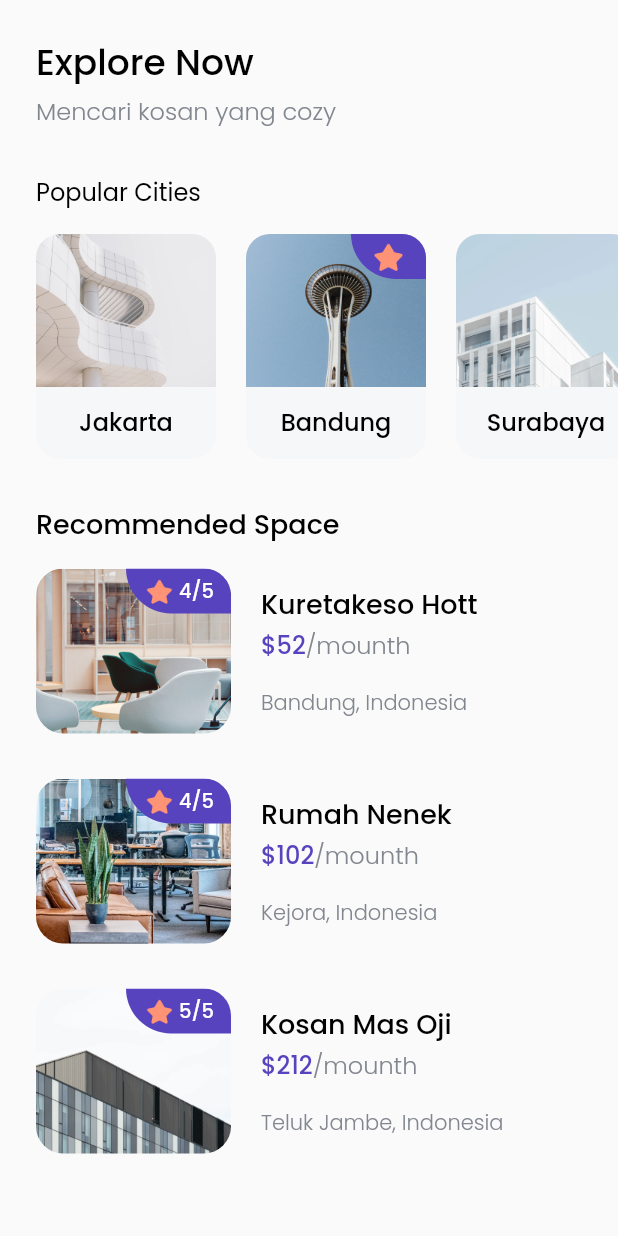
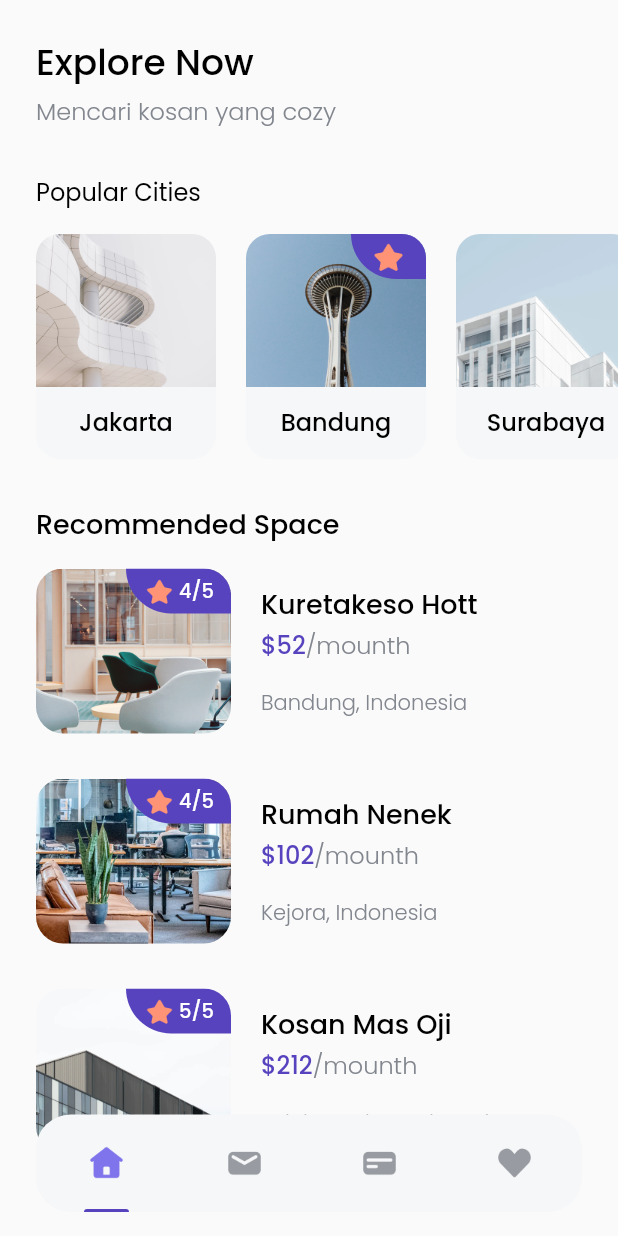
Before and after one commit to Bintaaaa/ui_finding_rent_house, a Flutter app: the screen it shows after launch, after a tap on "Explore Now", on a phone screen of 412 x 824 dp. Run offline on Flutter 3.47's test engine with Material 2 defaults, Android fonts, the phone set to English and light mode, and no system bars; our stand-ins replace google_fonts.

Commit message:
botton navbar

```diff
--- /dev/null
+++ b/lib/model/guidance.dart
@@ -0,0 +1,6 @@
+class Guidance{
+  String title;
+  String status;
+  String imgUrl;
+  Guidance(this.title,this.status,this.imgUrl);
+}
--- a/lib/pages/home_page.dart
+++ b/lib/pages/home_page.dart
@@ -1,24 +1,26 @@
 import 'package:flutter/material.dart';
 import 'package:ui_bwa_koskos/model/city.dart';
+import 'package:ui_bwa_koskos/model/guidance.dart';
 import 'package:ui_bwa_koskos/model/space.dart';
 import 'package:ui_bwa_koskos/pages/space_card.dart';
 import 'package:ui_bwa_koskos/theme/font.dart';
+import 'package:ui_bwa_koskos/widgets/bottom_navbar_item.dart';
 import 'package:ui_bwa_koskos/widgets/city_card.dart';
 import 'package:ui_bwa_koskos/widgets/tips_card.dart';
 
 class HomePage extends StatelessWidget {
 
+
+
   @override
   Widget build(BuildContext context) {
     return Scaffold(
       body: SafeArea(
-
-        child: Padding(
-          padding: EdgeInsets.symmetric(
-            vertical: edge
-          ),
         child: ListView(
           children: [
+            SizedBox(
+              height: edge,
+            ),
             Padding(
               padding: EdgeInsets.symmetric(
                 horizontal: edge
@@ -151,18 +153,57 @@ class HomePage extends StatelessWidget {
               ),
               child: Column(
                 children: [
-                    TipsCard(),
+                  TipsCard(
+                    Guidance("City Guidesline","Updated 30 sept 2020","assets/tips1.png")
+                  ),
                   SizedBox(
                     height: 28,
                   ),
-                    TipsCard()
+                  TipsCard(
+                      Guidance("Term and Condition","Update 11 January 2021","assets/tips2.png")
+                  )
                 ],
               )
+            ),
+            SizedBox(
+              height: 90,
+            ),
+          ],
+        ),
+      ),
+      floatingActionButton: Container(
+        height: 65,
+        width: MediaQuery.of(context).size.width - (2 * edge),
+        margin: EdgeInsets.symmetric(
+          horizontal: edge,
+        ),
+        decoration: BoxDecoration(
+          color: Color(0xffF6F7F8),
+          borderRadius: BorderRadius.circular(23),
+        ),
+        child: Row(
+          mainAxisAlignment: MainAxisAlignment.spaceAround,
+          children: [
+            BottomNavbarItem(
+              iconUrl: "assets/icon_home.png",
+              isActive: true,
+            ),
+            BottomNavbarItem(
+              iconUrl: "assets/icon_email.png",
+              isActive: false,
+            ),
+            BottomNavbarItem(
+              iconUrl: "assets/icon_card.png",
+              isActive: false,
+            ),
+            BottomNavbarItem(
+              iconUrl: "assets/icon_love.png",
+              isActive: false,
             )
           ],
         ),
       ),
-      )
+      floatingActionButtonLocation: FloatingActionButtonLocation.centerFloat,
     );
   }
 }
--- /dev/null
+++ b/lib/widgets/bottom_navbar_item.dart
@@ -0,0 +1,33 @@
+import 'package:flutter/material.dart';
+import 'package:ui_bwa_koskos/theme/color.dart';
+
+class BottomNavbarItem extends StatelessWidget {
+  final String iconUrl;
+  final bool isActive;
+
+  BottomNavbarItem({this.iconUrl,this.isActive});
+  @override
+  Widget build(BuildContext context) {
+
+    return Column(
+      children: [
+        Spacer(),
+        Image.asset(
+        iconUrl,
+          width: 26,
+        ),
+        Spacer(),
+        isActive ? Container(
+          width: 30,
+          height: 2,
+          decoration: BoxDecoration(
+            color: purpleColor,
+            borderRadius: BorderRadius.vertical(
+              top: Radius.circular(1000),
+            ),
+          ),
+        ) : Container()
+      ],
+    );
+  }
+}
--- a/lib/widgets/tips_card.dart
+++ b/lib/widgets/tips_card.dart
@@ -1,14 +1,17 @@
 import 'package:flutter/material.dart';
+import 'package:ui_bwa_koskos/model/guidance.dart';
 import 'package:ui_bwa_koskos/theme/color.dart';
 import 'package:ui_bwa_koskos/theme/font.dart';
 
 class TipsCard extends StatelessWidget {
+  final Guidance guidance;
+  TipsCard(this.guidance);
   @override
   Widget build(BuildContext context) {
     return Row(
       children: [
         Image.asset(
-          "assets/tips1.png",
+          guidance.imgUrl,
           width: 80,
         ),
         SizedBox(
@@ -18,7 +21,7 @@ class TipsCard extends StatelessWidget {
           crossAxisAlignment: CrossAxisAlignment.start,
           children: [
             Text(
-             "City Guidesline",
+             guidance.title,
               style: blackTextStyle.copyWith(
                 fontSize: 18,
               ),
@@ -27,7 +30,7 @@ class TipsCard extends StatelessWidget {
               height: 4,
             ),
             Text(
-              'Updated',
+              guidance.status,
               style: greyTextStyle,
             ),
           ],
```
Lines whose indentation alone changed are shown as unchanged.
